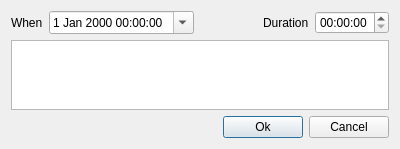
First picture: the form in DialogNewWork.ui, repository edeforas/Foucault2, before the edit.
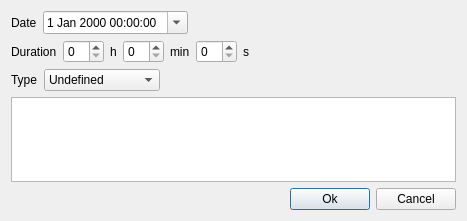
Second picture: the form after the edit. Icons and pictures are not drawn.

The edit to the form file:
```diff
--- a/DialogNewWork.ui
+++ b/DialogNewWork.ui
@@ -9,8 +9,8 @@
    <rect>
     <x>0</x>
     <y>0</y>
-    <width>400</width>
-    <height>148</height>
+    <width>467</width>
+    <height>221</height>
    </rect>
   </property>
   <property name="windowTitle">
@@ -21,7 +21,60 @@
     <normaloff>:/Foucault2/Foucault2.ico</normaloff>:/Foucault2/Foucault2.ico</iconset>
   </property>
   <layout class="QGridLayout" name="gridLayout">
-   <item row="6" column="0">
+   <item row="2" column="0">
+    <layout class="QHBoxLayout" name="horizontalLayout_3">
+     <item>
+      <widget class="QLabel" name="label_3">
+       <property name="text">
+        <string>Type</string>
+       </property>
+      </widget>
+     </item>
+     <item>
+      <widget class="QComboBox" name="cbWorkType">
+       <item>
+        <property name="text">
+         <string>Undefined</string>
+        </property>
+       </item>
+       <item>
+        <property name="text">
+         <string>Rough Grinding</string>
+        </property>
+       </item>
+       <item>
+        <property name="text">
+         <string>Fine Grinding</string>
+        </property>
+       </item>
+       <item>
+        <property name="text">
+         <string>Polishing</string>
+        </property>
+       </item>
+       <item>
+        <property name="text">
+         <string>Figuring</string>
+        </property>
+       </item>
+      </widget>
+     </item>
+     <item>
+      <spacer name="horizontalSpacer_3">
+       <property name="orientation">
+        <enum>Qt::Horizontal</enum>
+       </property>
+       <property name="sizeHint" stdset="0">
+        <size>
+         <width>40</width>
+         <height>20</height>
+        </size>
+       </property>
+      </spacer>
+     </item>
+    </layout>
+   </item>
+   <item row="8" column="0">
     <layout class="QHBoxLayout" name="horizontalLayout">
      <item>
       <spacer name="horizontalSpacer">
@@ -52,7 +105,7 @@
      </item>
     </layout>
    </item>
-   <item row="5" column="0">
+   <item row="7" column="0">
     <widget class="QPlainTextEdit" name="pleWork"/>
    </item>
    <item row="0" column="0">
@@ -60,7 +113,7 @@
      <item>
       <widget class="QLabel" name="label">
        <property name="text">
-        <string>When</string>
+        <string>Date</string>
        </property>
       </widget>
      </item>
@@ -84,6 +137,10 @@
        </property>
       </spacer>
      </item>
+    </layout>
+   </item>
+   <item row="1" column="0">
+    <layout class="QHBoxLayout" name="horizontalLayout_4">
      <item>
       <widget class="QLabel" name="label_2">
        <property name="text">
@@ -92,15 +149,48 @@
       </widget>
      </item>
      <item>
-      <widget class="QTimeEdit" name="teDuration">
-       <property name="currentSection">
-        <enum>QDateTimeEdit::HourSection</enum>
+      <widget class="QSpinBox" name="sbHour"/>
+     </item>
+     <item>
+      <widget class="QLabel" name="label_4">
+       <property name="text">
+        <string>h</string>
        </property>
-       <property name="displayFormat">
-        <string>HH:mm:ss</string>
+      </widget>
+     </item>
+     <item>
+      <widget class="QSpinBox" name="sbMinute"/>
+     </item>
+     <item>
+      <widget class="QLabel" name="label_5">
+       <property name="text">
+        <string>min</string>
        </property>
       </widget>
      </item>
+     <item>
+      <widget class="QSpinBox" name="sbSecond"/>
+     </item>
+     <item>
+      <widget class="QLabel" name="label_6">
+       <property name="text">
+        <string>s</string>
+       </property>
+      </widget>
+     </item>
+     <item>
+      <spacer name="horizontalSpacer_4">
+       <property name="orientation">
+        <enum>Qt::Horizontal</enum>
+       </property>
+       <property name="sizeHint" stdset="0">
+        <size>
+         <width>40</width>
+         <height>20</height>
+        </size>
+       </property>
+      </spacer>
+     </item>
     </layout>
    </item>
   </layout>
```
